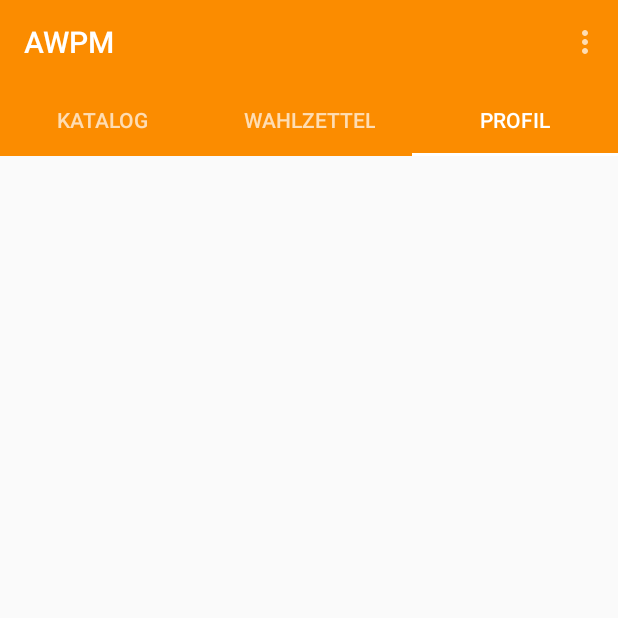
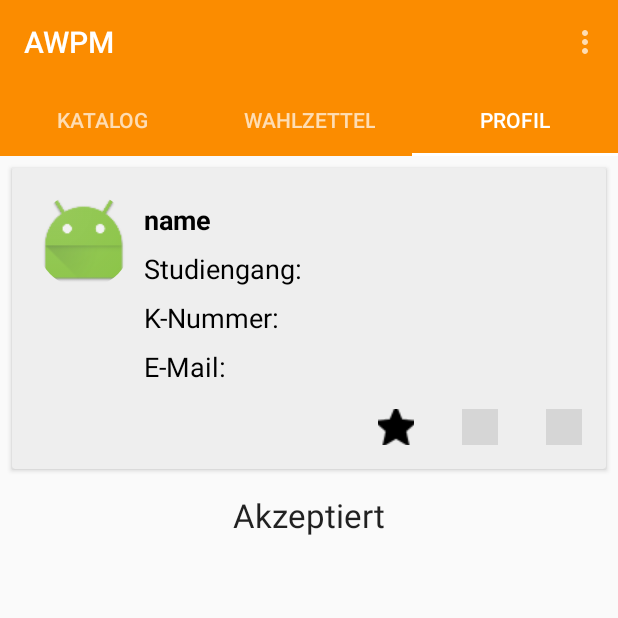
Before and after one commit to MaxMay1994/fhws-awpm-android, an Android app: the screen it shows after launch (MainActivity), tab 3 chosen, on a phone screen of 412 x 824 dp, the top half of it. Run offline under Robolectric (Android 15) with nearby library versions, the phone set to English and light mode, and no system bars; our stand-ins replace CircleImageView; libraries missing offline, so code that uses them is left out: org.rjung.util; grey boxes are pictures that could not be loaded.

Commit message:
modified: AwpmApi( getAll(......) ), FragmentProfil new Picture new Layout, User ( getAvatar() ),

```diff
--- a/app/src/main/java/prog4_projekt/awpm_android/RestApi/AwpmApi.java
+++ b/app/src/main/java/prog4_projekt/awpm_android/RestApi/AwpmApi.java
@@ -1,4 +1,6 @@
 package prog4_projekt.awpm_android.RestApi;
+
+import android.support.annotation.Nullable;
 
 import java.util.List;
 
@@ -20,16 +22,32 @@ import retrofit2.http.Query;
 public interface AwpmApi {
 
     //GET
+    @GET("api/modules")
+    Call<List<Module>> getAll(@Query("name") String name,
+                              @Query("active") Boolean active,
+                              @Query("history") Boolean history,
+                              @Query("blocked") Boolean blocked,
+                              @Query("not_blocked_for") Integer notBlockedFor,
+                              @Query("intensive") Boolean intensive,
+                              @Query("favored") Boolean favored,
+                              @Query("voted") Boolean voted,
+                              @Query("voteable") Boolean voteable,
+                              @Query("accepted") Boolean accepted,
+                              @Query("location_id") Integer locationId,
+                              @Query("building_id") Integer building_id,
+                              @Query("tag_ids") String tag_ids,
+                              @Query("upcoming") Boolean upcoming,
+                              @Header("Authorization") String authorization);
 
     //Alle Module und ein ein Modul
     @GET("api/modules")
-    Call<List<Module>> getAllModules(@Query("page")int page, @Query("per_page") int perPage); // für pagination @Path("page") int page
+    Call<List<Module>> getAllModules(@Query("page") int page, @Query("per_page") int perPage); // für pagination @Path("page") int page
 
     @GET("api/modules/{id}")
     Call<Module> getModule(@Path("id") int id);
 
     @GET("api/modules/{id}")
-    Call<Module> getAuthoristModule(@Path("id") int id,@Header("Authorization") String authorization);
+    Call<Module> getAuthoristModule(@Path("id") int id, @Header("Authorization") String authorization);
 
     //Alle Locations und eine Location
     @GET("api/locations")
@@ -95,10 +113,6 @@ public interface AwpmApi {
     Call<List<Module>>
     getFavoredModules(@Query("favored") boolean favored, @Header("Authorization") String authorization);
 
-    @GET("api/modules")
-    Call<List<Module>>
-    getFavoredModulesWithoutVotedModules(@Query("favored") boolean favored, @Query("voted") boolean voted, @Header("Authorization") String authorization);
-
     //true: nur gewählte Module | false: alle, die nicht gewählt sind | default: alle
     @GET("api/modules")
     Call<List<Module>>
@@ -128,17 +142,21 @@ public interface AwpmApi {
     Call<Login>
     getWhoAmI(@Header("Authorization") String authorization);
 
+    @GET("api/modules")
+    Call<List<Module>>
+    getAccepted(@Query("accepted") Boolean accepted, @Header("Authorization") String authorization);
+
     //PATCH
 
     //true: Modul wählen | false: Modul entwählen
     @PATCH("api/modules/{id}")
-    Call<Module> patchVoted(@Path("id") int id, @Query("voted") boolean voted,  @Header("Authorization") String authorization);
+    Call<Module> patchVoted(@Path("id") int id, @Query("voted") boolean voted, @Header("Authorization") String authorization);
 
     //true: Modul favorisieren | false: Modul entfavorisieren
     @PATCH("api/modules/{id}")
     Call<Module> patchFavored(@Path("id") int id, @Query("favored") boolean favored, @Header("Authorization") String authorization);
 
     @PATCH("api/modules/{id}")
-    Call<Module> patchVotePosition(@Path("id") int id, @Query("vote_position") int votePosition,  @Header("Authorization") String authorization);
+    Call<Module> patchVotePosition(@Path("id") int id, @Query("vote_position") int votePosition, @Header("Authorization") String authorization);
 
 }
--- a/app/src/main/java/prog4_projekt/awpm_android/fragmente/FragmentBallot.java
+++ b/app/src/main/java/prog4_projekt/awpm_android/fragmente/FragmentBallot.java
@@ -127,7 +127,7 @@ public class FragmentBallot extends Fragment {
 
             }
         });
-        call2 = ServiceAdapter.getService().getFavoredModulesWithoutVotedModules(true,false, authorization);
+        call2 = ServiceAdapter.getService().getAll(null,null,null,null,null,null,true,false,null,null,null,null,null,null,authorization);
         call2.enqueue(new Callback<List<Module>>() {
             @Override
             public void onResponse(Call<List<Module>> call, Response<List<Module>> response) {
--- a/app/src/main/res/layout/fragment_ballot.xml
+++ b/app/src/main/res/layout/fragment_ballot.xml
@@ -24,7 +24,7 @@
                 android:layout_width="wrap_content"
                 android:layout_height="wrap_content"
                 android:textAppearance="?android:attr/textAppearanceLarge"
-                android:text="Meine Wahl"
+                android:text="@string/ballot_my_choice_title"
                 android:visibility="gone"
                 android:id="@+id/textViewBallot"
                 android:paddingTop="16dp"
@@ -36,7 +36,7 @@
                 android:textAppearance="?android:attr/textAppearanceLarge"
                 android:visibility="gone"
                 android:gravity="center"
-                android:text="Sie haben noch kein \nModul gewählt "
+                android:text="@string/ballot_no_choice"
                 android:id="@+id/textView_null_voted"
                 android:paddingTop="16dp"
                 android:layout_gravity="center_horizontal"/>
@@ -64,7 +64,7 @@
                 android:layout_width="wrap_content"
                 android:layout_height="wrap_content"
                 android:textAppearance="?android:attr/textAppearanceLarge"
-                android:text="Favorite"
+                android:text="@string/ballot_favorite_title"
                 android:visibility="gone"
                 android:id="@+id/textViewFavorite"
                 android:paddingTop="16dp"
--- /dev/null
+++ b/app/src/main/res/layout/fragment_profil2.xml
@@ -0,0 +1,159 @@
+<?xml version="1.0" encoding="utf-8"?>
+<RelativeLayout xmlns:android="http://schemas.android.com/apk/res/android"
+    android:layout_width="match_parent" android:layout_height="match_parent">
+
+    <android.support.v4.widget.NestedScrollView
+        android:layout_width="wrap_content"
+        android:layout_height="match_parent"
+        android:id="@+id/scrollView"
+        android:layout_alignParentRight="true"
+        android:layout_alignParentEnd="true"
+        android:layout_alignParentLeft="true"
+        android:layout_alignParentStart="true">
+
+        <LinearLayout
+            android:orientation="vertical"
+            android:layout_width="match_parent"
+            android:layout_height="wrap_content">
+
+    <android.support.v7.widget.CardView
+        xmlns:card_view="http://schemas.android.com/apk/res-auto"
+        android:id="@+id/card_view_profil"
+        android:layout_width="match_parent"
+        android:layout_height="wrap_content"
+        android:layout_marginRight="8dp"
+        android:layout_marginLeft="8dp"
+        android:layout_marginTop="8dp"
+        card_view:cardCornerRadius="2dp"
+        card_view:cardBackgroundColor="#eee"
+        android:layout_alignParentLeft="true"
+        android:layout_alignParentStart="true">
+
+        <RelativeLayout
+            android:layout_width="match_parent"
+            android:layout_height="match_parent">
+
+            <de.hdodenhof.circleimageview.CircleImageView
+                android:layout_width="64dp"
+                android:layout_height="64dp"
+                android:id="@+id/card_view_profil_imageViewAvatar"
+                android:src="@mipmap/ic_launcher"
+                android:layout_marginTop="16dp"
+                android:layout_marginLeft="16dp"
+                />
+
+        <TextView
+            android:id="@+id/card_view_profil_name"
+            android:text="name"
+            android:layout_marginLeft="25dp"
+            android:layout_marginTop="6dp"
+            android:textColor="#000"
+            android:layout_width="wrap_content"
+            android:layout_height="wrap_content"
+            android:layout_alignTop="@+id/card_view_profil_imageViewAvatar"
+            android:layout_toRightOf="@+id/card_view_profil_imageViewAvatar"
+            android:layout_toEndOf="@+id/card_view_profil_imageViewAvatar"
+
+            android:layout_marginStart="8dp"
+            android:textStyle="bold"
+            android:textAppearance="?android:attr/textAppearanceMedium" />
+
+        <TextView
+            android:id="@+id/card_view_profil_knumber"
+            android:text="@string/profil_knumber"
+            android:textColor="#000"
+            android:layout_below="@+id/card_view_profil_subject"
+            android:layout_alignLeft="@+id/card_view_profil_name"
+            android:layout_marginTop="8dp"
+            android:layout_width="wrap_content"
+            android:layout_height="wrap_content"
+            android:textAppearance="?android:attr/textAppearanceMedium" />
+
+            <TextView
+                android:id="@+id/card_view_profil_email"
+                android:text="@string/profil_email"
+                android:layout_below="@+id/card_view_profil_knumber"
+                android:layout_alignLeft="@+id/card_view_profil_name"
+                android:layout_marginTop="8dp"
+                android:textColor="#000"
+                android:layout_width="wrap_content"
+                android:layout_height="wrap_content"
+                android:textAppearance="?android:attr/textAppearanceMedium" />
+
+            <TextView
+                android:id="@+id/card_view_profil_subject"
+                android:text="@string/profil_subject_area"
+                android:textColor="#000"
+                android:layout_below="@+id/card_view_profil_name"
+                android:layout_alignLeft="@+id/card_view_profil_name"
+                android:layout_marginTop="8dp"
+                android:layout_width="wrap_content"
+                android:layout_height="wrap_content"
+                android:textAppearance="?android:attr/textAppearanceMedium" />
+
+            <ImageButton
+                android:layout_width="24dp"
+                android:layout_height="24dp"
+                android:layout_marginTop="16dp"
+                android:layout_marginBottom="16dp"
+                android:layout_marginRight="16dp"
+                android:id="@+id/imageButton1"
+                android:src="@drawable/ic_person_black_24dp"
+                android:layout_alignParentRight="true"
+                android:layout_below="@+id/card_view_profil_email"
+                />
+
+            <ImageButton
+                android:layout_width="24dp"
+                android:layout_height="24dp"
+                android:layout_marginTop="16dp"
+                android:layout_marginBottom="16dp"
+                android:layout_marginRight="32dp"
+                android:layout_toLeftOf="@+id/imageButton1"
+                android:id="@+id/imageButton2"
+                android:src="@drawable/ic_setting_light"
+                android:layout_below="@+id/card_view_profil_email"
+                />
+
+            <ImageButton
+                android:layout_width="24dp"
+                android:layout_height="24dp"
+                android:layout_marginTop="16dp"
+                android:layout_marginBottom="16dp"
+                android:layout_marginRight="32dp"
+                android:layout_toLeftOf="@+id/imageButton2"
+                android:id="@+id/imageButton3"
+                android:src="@drawable/ic_star_black_24dp"
+                android:layout_below="@+id/card_view_profil_email"
+                />
+
+
+        </RelativeLayout>
+
+
+    </android.support.v7.widget.CardView>
+
+    <TextView
+        android:id="@+id/profil_a_title"
+        android:layout_width="wrap_content"
+        android:layout_height="wrap_content"
+        android:layout_below="@id/card_view_profil"
+        android:text="@string/profil_a_title"
+        android:layout_marginTop="16dp"
+        android:layout_gravity="center_horizontal"
+        android:textAppearance="?android:attr/textAppearanceLarge" />
+
+    <android.support.v7.widget.RecyclerView
+        android:id="@+id/recyclerViewA"
+        android:layout_below="@+id/profil_a_title"
+        android:layout_width="match_parent"
+        android:paddingRight="16dp"
+        android:paddingLeft="16dp"
+        android:layout_height="wrap_content">
+    </android.support.v7.widget.RecyclerView>
+
+        </LinearLayout>
+
+    </android.support.v4.widget.NestedScrollView>
+
+</RelativeLayout>
--- a/app/src/main/res/values/strings.xml
+++ b/app/src/main/res/values/strings.xml
@@ -163,5 +163,19 @@
     <string name="favoritMarkieren">Als Favorit markieren</string>
     <string name="moduleWaehlen">Wählen</string>
 
+    //ballot
+    <string name="ballot_my_choice_title">Meine Wahl</string>
+    <string name="ballot_favorite_title">Favoriten</string>
+    <string name="ballot_no_choice">Sie haben noch kein \nModul gewählt</string>
+
+    //profil
+    <string name="profil_subject_area">Studiengang: </string>
+    <string name="profil_knumber">K-Nummer: </string>
+    <string name="profil_email">E-Mail: </string>
+    <string name="profil_a_title"> Akzeptiert </string>
+
+
+
+
 
 </resources>
```
Also changed, not shown: app/src/main/java/prog4_projekt/awpm_android/RestApi/UserData/User.java (+19 -0 lines), app/src/main/java/prog4_projekt/awpm_android/fragmente/FragmentProfil.java (+124 -12 lines), 1 other file.
